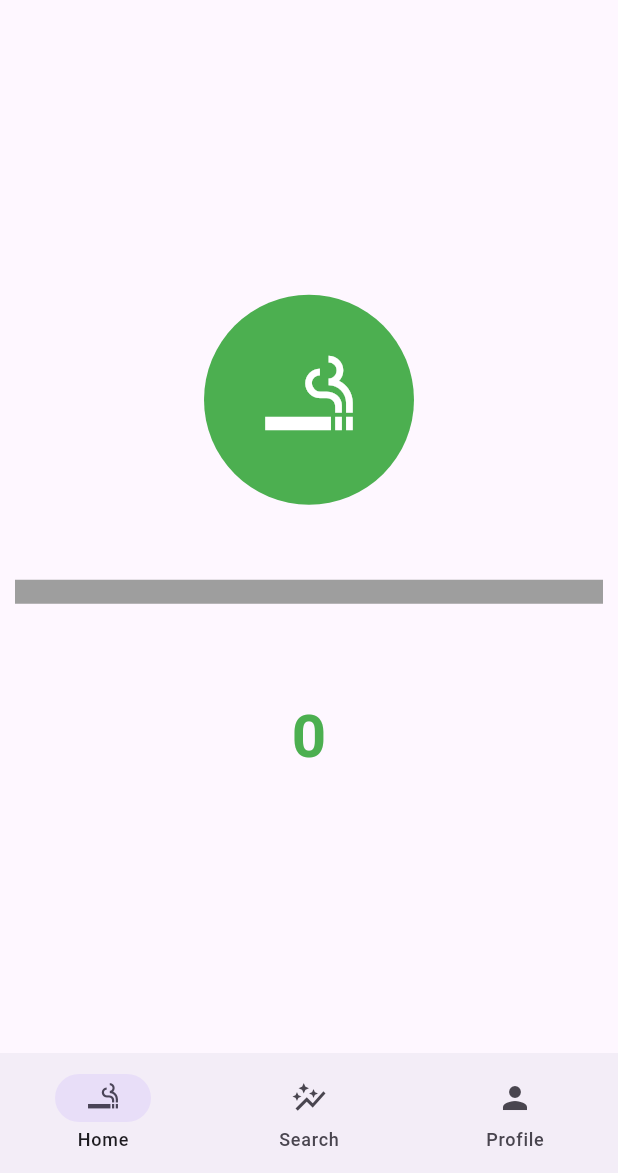
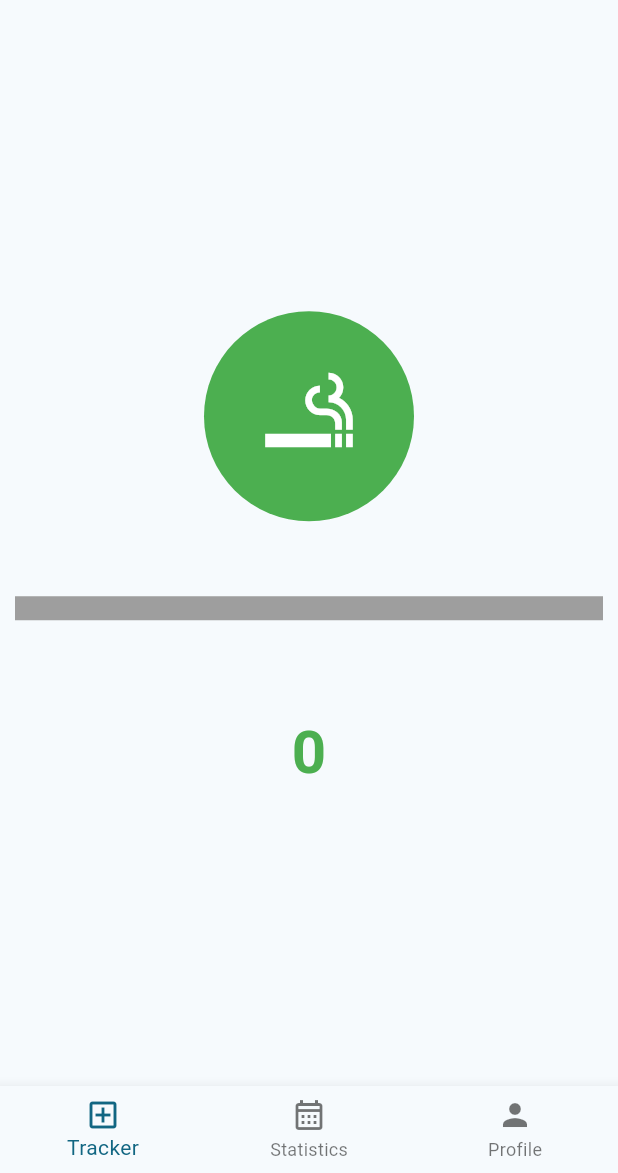
Before and after one commit to edoardop13/myquitbuddy, a Flutter app: the screen it shows after launch, on a phone screen of 412 x 824 dp, the part 63-1236 px from its top. Run offline on Flutter 3.47's test engine with Material 3 defaults, Android fonts, the phone set to English and light mode, and no system bars; drawn by our look-alikes of percent_indicator; our stand-ins replace babstrap_settings_screen.

Commit message:
Navigazione e pagina profilo

```diff
--- a/lib/main.dart
+++ b/lib/main.dart
@@ -1,132 +1,70 @@
 import 'package:flutter/material.dart';
 import 'screens/cigaretteTracker.dart';
+import 'screens/profilePage.dart';
 
-void main() {
-  runApp(MyApp());
-}
+void main() => runApp(MyApp());
 
 class MyApp extends StatelessWidget {
-  const MyApp({super.key});
-
-  // This widget is the root of your application.
   @override
   Widget build(BuildContext context) {
     return MaterialApp(
-      home: Scaffold(
-        body: CigaretteTracker(),
-        appBar: AppBar(
-          title: const Text('My Quit Buddy'),
-        ),
-        bottomNavigationBar: NavigationBar(
-        // selectedIndex: _selectedIndex,
-        // onDestinationSelected: _onItemTapped,
-        destinations: const <NavigationDestination>[
-          NavigationDestination(
-            icon: Icon(Icons.smoking_rooms),
-            label: 'Home',
+      title: 'My Quit Buddy',
+      theme: ThemeData(
+        useMaterial3: true,
+        colorScheme: ColorScheme.fromSeed(
+      seedColor: Colors.blueGrey,
+      brightness: Brightness.light,
+    ),
+    primaryColor: Colors.blueGrey,
+      ),
+      home: MyHomePage(),
+    );
+  }
+}
+
+class MyHomePage extends StatefulWidget {
+  @override
+  _MyHomePageState createState() => _MyHomePageState();
+}
+
+class _MyHomePageState extends State<MyHomePage> {
+  int _currentIndex = 0;
+
+  final List<Widget> _tabs = [
+    CigaretteTracker(),
+    CigaretteTracker(),
+    ProfilePage()
+  ];
+
+  @override
+  Widget build(BuildContext context) {
+    return Scaffold(
+      appBar: AppBar(
+        title: Text('My Quit Buddy'),
+      ),
+      body: _tabs[_currentIndex],
+      bottomNavigationBar: BottomNavigationBar(
+        currentIndex: _currentIndex,
+        onTap: (int index) {
+          setState(() {
+            _currentIndex = index;
+          });
+        },
+        items: const [
+          BottomNavigationBarItem(
+            icon: Icon(Icons.add_box_outlined),
+            label: 'Tracker',
           ),
-          NavigationDestination(
-            icon: Icon(Icons.auto_graph),
-            label: 'Search',
+          BottomNavigationBarItem(
+            icon: Icon(Icons.calendar_month_outlined),
+            label: 'Statistics',
           ),
-          NavigationDestination(
+          BottomNavigationBarItem(
             icon: Icon(Icons.person),
             label: 'Profile',
           ),
         ],
       ),
-      ),
-      theme: ThemeData(
-        useMaterial3: true,
-      )
     );
   }
 }
-
-// class MyHomePage extends StatefulWidget {
-//   const MyHomePage({super.key, required this.title});
-
-//   // This widget is the home page of your application. It is stateful, meaning
-//   // that it has a State object (defined below) that contains fields that affect
-//   // how it looks.
-
-//   // This class is the configuration for the state. It holds the values (in this
-//   // case the title) provided by the parent (in this case the App widget) and
-//   // used by the build method of the State. Fields in a Widget subclass are
-//   // always marked "final".
-
-//   final String title;
-
-//   @override
-//   State<MyHomePage> createState() => _MyHomePageState();
-// }
-
-// class _MyHomePageState extends State<MyHomePage> {
-//   int _counter = 0;
-
-//   void _incrementCounter() {
-//     setState(() {
-//       // This call to setState tells the Flutter framework that something has
-//       // changed in this State, which causes it to rerun the build method below
-//       // so that the display can reflect the updated values. If we changed
-//       // _counter without calling setState(), then the build method would not be
-//       // called again, and so nothing would appear to happen.
-//       _counter++;
-//     });
-//   }
-
-//   @override
-//   Widget build(BuildContext context) {
-//     // This method is rerun every time setState is called, for instance as done
-//     // by the _incrementCounter method above.
-//     //
-//     // The Flutter framework has been optimized to make rerunning build methods
-//     // fast, so that you can just rebuild anything that needs updating rather
-//     // than having to individually change instances of widgets.
-//     return Scaffold(
-//       appBar: AppBar(
-//         // TRY THIS: Try changing the color here to a specific color (to
-//         // Colors.amber, perhaps?) and trigger a hot reload to see the AppBar
-//         // change color while the other colors stay the same.
-//         backgroundColor: Theme.of(context).colorScheme.inversePrimary,
-//         // Here we take the value from the MyHomePage object that was created by
-//         // the App.build method, and use it to set our appbar title.
-//         title: Text(widget.title),
-//       ),
-//       body: Center(
-//         // Center is a layout widget. It takes a single child and positions it
-//         // in the middle of the parent.
-//         child: Column(
-//           // Column is also a layout widget. It takes a list of children and
-//           // arranges them vertically. By default, it sizes itself to fit its
-//           // children horizontally, and tries to be as tall as its parent.
-//           //
-//           // Column has various properties to control how it sizes itself and
-//           // how it positions its children. Here we use mainAxisAlignment to
-//           // center the children vertically; the main axis here is the vertical
-//           // axis because Columns are vertical (the cross axis would be
-//           // horizontal).
-//           //
-//           // TRY THIS: Invoke "debug painting" (choose the "Toggle Debug Paint"
-//           // action in the IDE, or press "p" in the console), to see the
-//           // wireframe for each widget.
-//           mainAxisAlignment: MainAxisAlignment.center,
-//           children: <Widget>[
-//             const Text(
-//               'You have pushed the button this many times:',
-//             ),
-//             Text(
-//               '$_counter',
-//               style: Theme.of(context).textTheme.headlineMedium,
-//             ),
-//           ],
-//         ),
-//       ),
-//       floatingActionButton: FloatingActionButton(
-//         onPressed: _incrementCounter,
-//         tooltip: 'Increment',
-//         child: const Icon(Icons.add),
-//       ), // This trailing comma makes auto-formatting nicer for build methods.
-//     );
-//   }
-// }
--- a/lib/screens/cigaretteTracker.dart
+++ b/lib/screens/cigaretteTracker.dart
@@ -48,7 +48,7 @@ class _CigaretteTrackerState extends State<CigaretteTracker> {
                 ),
               ),
             ),
-            SizedBox(height: 50),
+            const SizedBox(height: 50),
             LinearPercentIndicator(
               lineHeight: 16.0,
               percent: (_cigaretteCount.toDouble() <= 10
@@ -58,7 +58,7 @@ class _CigaretteTrackerState extends State<CigaretteTracker> {
               backgroundColor: Colors.grey,
               progressColor: _getColor(),
             ),
-            SizedBox(height: 60),
+            const SizedBox(height: 60),
             Text(
               '$_cigaretteCount',
               style: TextStyle(
--- a/pubspec.yaml
+++ b/pubspec.yaml
@@ -32,6 +32,7 @@ dependencies:
     sdk: flutter
   percent_indicator: ^4.0.1
   shared_preferences: ^2.2.3
+  babstrap_settings_screen : ^0.1.6
 
 
   # The following adds the Cupertino Icons font to your application.
```
Also changed, not shown: lib/screens/profilePage.dart (added, +66 -0 lines), pubspec.lock, 1 other file.
